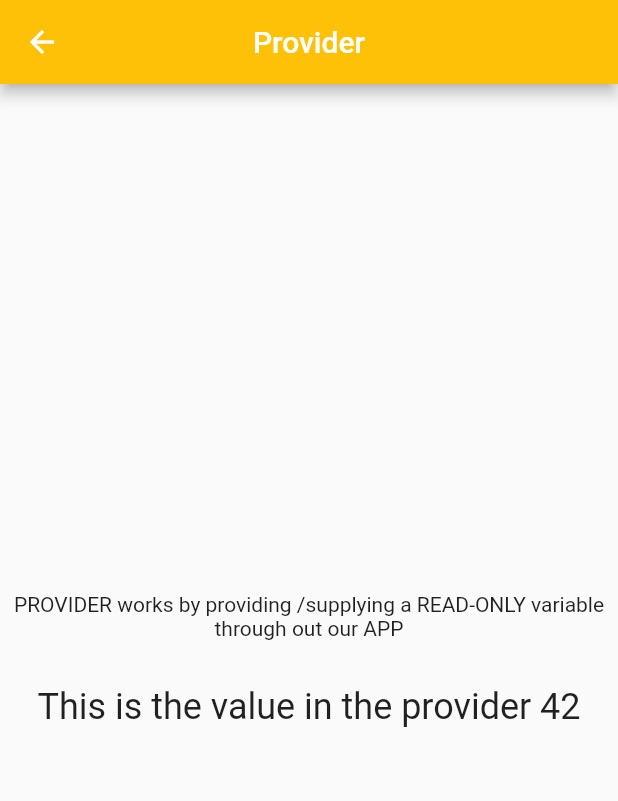
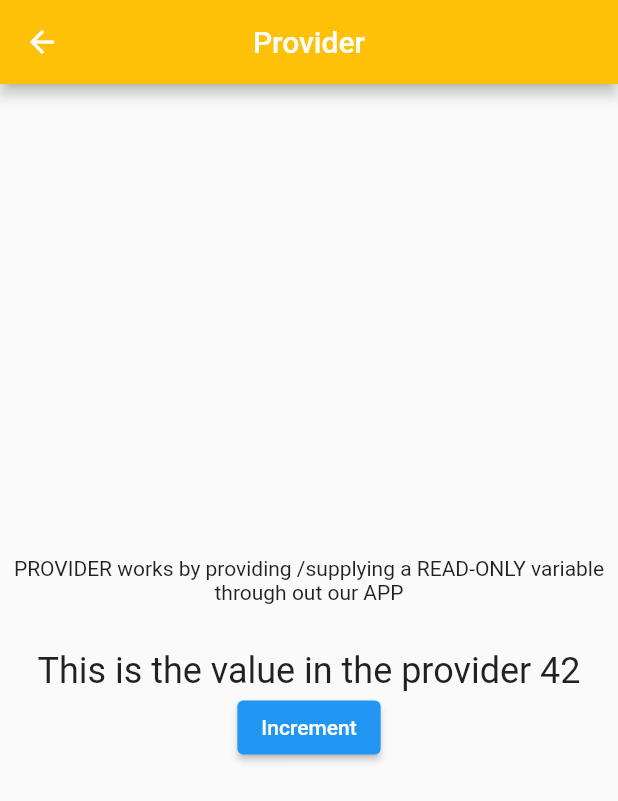
Before and after one commit to ClementPeter/River_pod-demo, a Flutter app: the ProviderPage screen opened directly, on a phone screen of 412 x 824 dp. Shown: the top 801 px of the screen. Run offline on Flutter 3.47's test engine with Material 2 defaults, Android fonts, the phone set to English and light mode, and no system bars; our stand-ins replace dio, flutter_riverpod, hooks_riverpod.

Commit message:
✨ completed: Riverpod Demo

```diff
--- a/river_pod/lib/UI/pages/provider_page.dart.dart
+++ b/river_pod/lib/UI/pages/provider_page.dart.dart
@@ -69,6 +69,12 @@ class ProviderPage extends ConsumerWidget {
                 style: Theme.of(context).textTheme.headline5,
               ),
             ),
+              ElevatedButton(
+            onPressed: () {
+              ref.read(valueProvider);
+            },
+            child: const Text("Increment"),
+          ),
           ],
         ),
       ),
--- a/river_pod/lib/UI/pages/state_notifier_provider_page.dart.dart
+++ b/river_pod/lib/UI/pages/state_notifier_provider_page.dart.dart
@@ -10,8 +10,9 @@ class StateNotifierProviderPage extends ConsumerWidget {
 
   @override
   Widget build(BuildContext context, WidgetRef ref) {
+    //Watching the provider and rebuilding if there is any chnages
     final cart = ref.watch(cartStateNotifierProvider);
-    // final cartNotifier = ref.watch(cartNotifierProvider); //Watching the provider and rebuilding if there is any chnages
+
     return Scaffold(
       appBar: AppBar(
         backgroundColor: color,
--- a/river_pod/lib/services/cart_state_notifier.dart
+++ b/river_pod/lib/services/cart_state_notifier.dart
@@ -6,6 +6,7 @@ final cartStateNotifierProvider =
     StateNotifierProvider.autoDispose<CartStateNotifier, List<Product>>((ref) {
   return CartStateNotifier();
 });
+
 
 //State notifier is more preferred to Change Provider Notifier
 class CartStateNotifier extends StateNotifier<List<Product>> {
@@ -19,6 +20,8 @@ class CartStateNotifier extends StateNotifier<List<Product>> {
     state = [];
   }
 }
+
+
 
 
 
```
